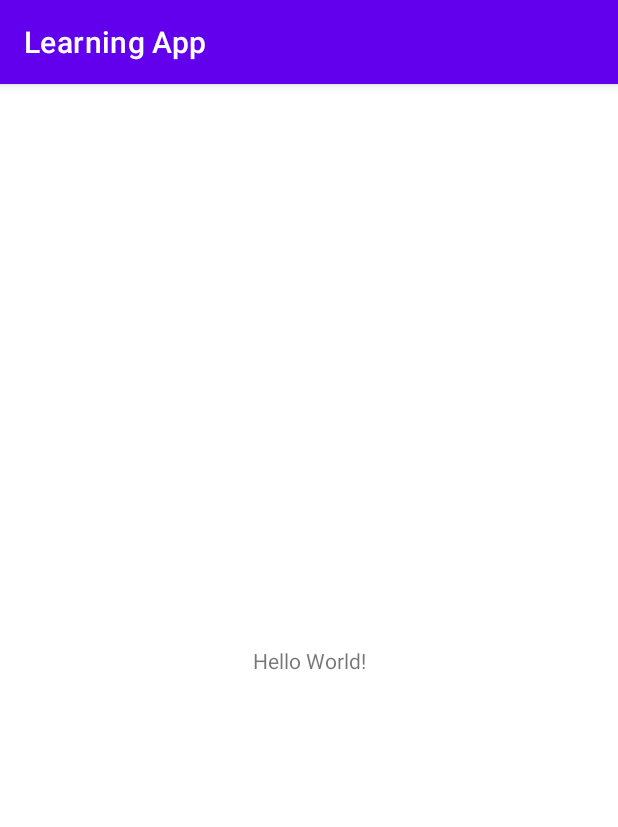
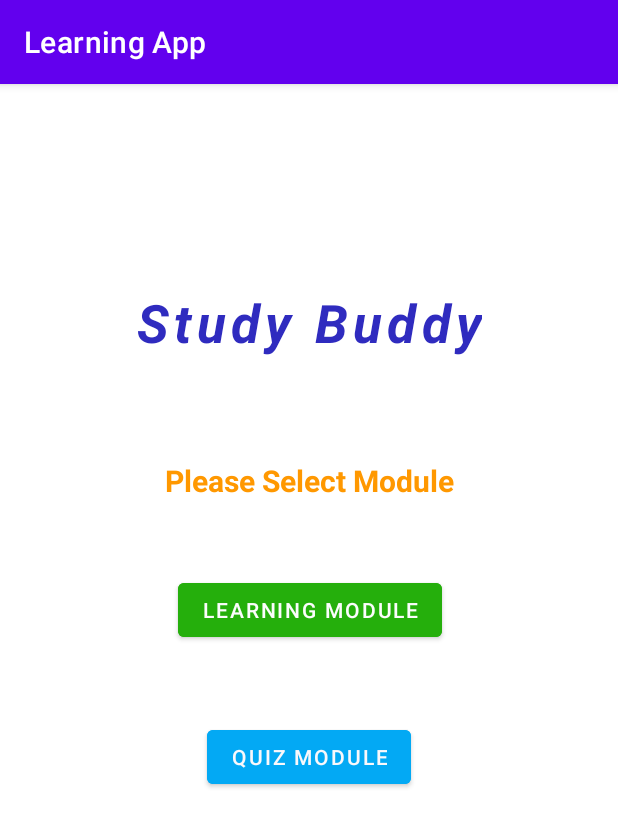
Before and after one commit to AliTechMaestro/Mob_Comp_Project_9, an Android app: the screen it shows after launch (MainActivity), on a phone screen of 412 x 824 dp. Shown: the top 827 px of the screen. Run offline under Robolectric (Android 15) with nearby library versions, the phone set to English and light mode, and no system bars; 2 statements that could not run were skipped.

Commit message:
User Interface Folder (Commit 2 Done)

```diff
--- a/app/src/main/java/com/example/learningapp/MainActivity.java
+++ b/app/src/main/java/com/example/learningapp/MainActivity.java
@@ -3,12 +3,31 @@ package com.example.learningapp;
 import androidx.appcompat.app.AppCompatActivity;
 
 import android.os.Bundle;
+import android.view.View;
+import android.widget.Button;
 
-public class MainActivity extends AppCompatActivity {
+public class MainActivity extends AppCompatActivity implements View.OnClickListener{
+
+    Button mod_learn,mod_quiz;
 
     @Override
     protected void onCreate(Bundle savedInstanceState) {
+
+        mod_learn = findViewById(R.id.mod_learn);
+        mod_quiz = findViewById(R.id.mod_quiz);
         super.onCreate(savedInstanceState);
         setContentView(R.layout.activity_main);
+
+        mod_learn.setOnClickListener(this);
+        mod_quiz.setOnClickListener(this);
+
+    }
+
+    @Override
+    public void onClick(View view) {
+
+
+
+
     }
 }
--- a/app/src/main/res/layout/activity_main.xml
+++ b/app/src/main/res/layout/activity_main.xml
@@ -7,12 +7,59 @@
     tools:context=".MainActivity">
 
     <TextView
+        android:id="@+id/textView"
         android:layout_width="wrap_content"
         android:layout_height="wrap_content"
-        android:text="Hello World!"
+        android:letterSpacing="0.1"
+        android:text="@string/title"
+        android:textColor="#2F2BBF"
+        android:textSize="35sp"
+        android:textStyle="bold|italic"
         app:layout_constraintBottom_toBottomOf="parent"
+        app:layout_constraintHorizontal_bias="0.502"
         app:layout_constraintLeft_toLeftOf="parent"
         app:layout_constraintRight_toRightOf="parent"
-        app:layout_constraintTop_toTopOf="parent" />
+        app:layout_constraintTop_toTopOf="parent"
+        app:layout_constraintVertical_bias="0.188" />
+
+    <Button
+        android:id="@+id/mod_learn"
+        android:layout_width="wrap_content"
+        android:layout_height="wrap_content"
+
+        android:layout_marginTop="144dp"
+        android:backgroundTint="#25AF0C"
+        android:text="@string/txt1"
+        android:textColor="#FCFDFD"
+        app:layout_constraintEnd_toEndOf="@+id/textView"
+        app:layout_constraintStart_toStartOf="@+id/textView"
+        app:layout_constraintTop_toBottomOf="@+id/textView"
+        tools:ignore="TextContrastCheck" />
+
+    <Button
+        android:id="@+id/mod_quiz"
+        android:layout_width="wrap_content"
+        android:layout_height="wrap_content"
+        android:layout_marginTop="50dp"
+        android:backgroundTint="#03A9F4"
+        android:text="@string/txt2"
+        android:textColor="#FAF8FB"
+        app:layout_constraintEnd_toEndOf="@+id/mod_learn"
+        app:layout_constraintHorizontal_bias="0.487"
+        app:layout_constraintStart_toStartOf="@+id/mod_learn"
+        app:layout_constraintTop_toBottomOf="@+id/mod_learn" />
+
+    <TextView
+        android:id="@+id/textView2"
+        android:layout_width="wrap_content"
+        android:layout_height="wrap_content"
+        android:layout_marginTop="68dp"
+        android:text="@string/txt3"
+        android:textColor="#FF9800"
+        android:textSize="20sp"
+        android:textStyle="bold"
+        app:layout_constraintEnd_toEndOf="@+id/textView"
+        app:layout_constraintStart_toStartOf="@+id/textView"
+        app:layout_constraintTop_toBottomOf="@+id/textView" />
 
 </androidx.constraintlayout.widget.ConstraintLayout>
--- a/app/src/main/res/values/strings.xml
+++ b/app/src/main/res/values/strings.xml
@@ -1,3 +1,7 @@
 <resources>
     <string name="app_name">Learning App</string>
+    <string name="title">Study Buddy</string>
+    <string name="txt1">Learning Module</string>
+    <string name="txt2">Quiz Module</string>
+    <string name="txt3">Please Select Module</string>
 </resources>
```
Also changed, not shown: 1 other file.
